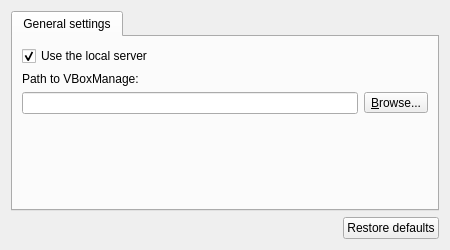
The window that gns3/modules/virtualbox/ui/virtualbox_preferences_page.ui (GNS3/gns3-gui) describes before a commit, drawn with Qt 5.
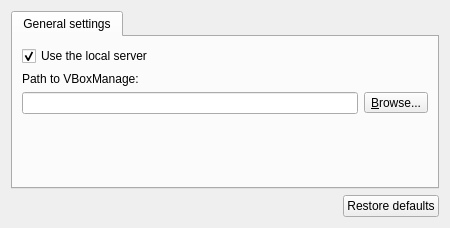
The same window after the commit.

Commit message: Set minimum sizes for spacers in preferences dialog.

Diff of the .ui file:
```diff
--- a/gns3/modules/virtualbox/ui/virtualbox_preferences_page.ui
+++ b/gns3/modules/virtualbox/ui/virtualbox_preferences_page.ui
@@ -7,7 +7,7 @@
     <x>0</x>
     <y>0</y>
     <width>450</width>
-    <height>250</height>
+    <height>228</height>
    </rect>
   </property>
   <property name="windowTitle">
@@ -75,8 +75,8 @@
          </property>
          <property name="sizeHint" stdset="0">
           <size>
-           <width>390</width>
-           <height>193</height>
+           <width>20</width>
+           <height>5</height>
           </size>
          </property>
         </spacer>
```
The commit also changes 22 other files.
